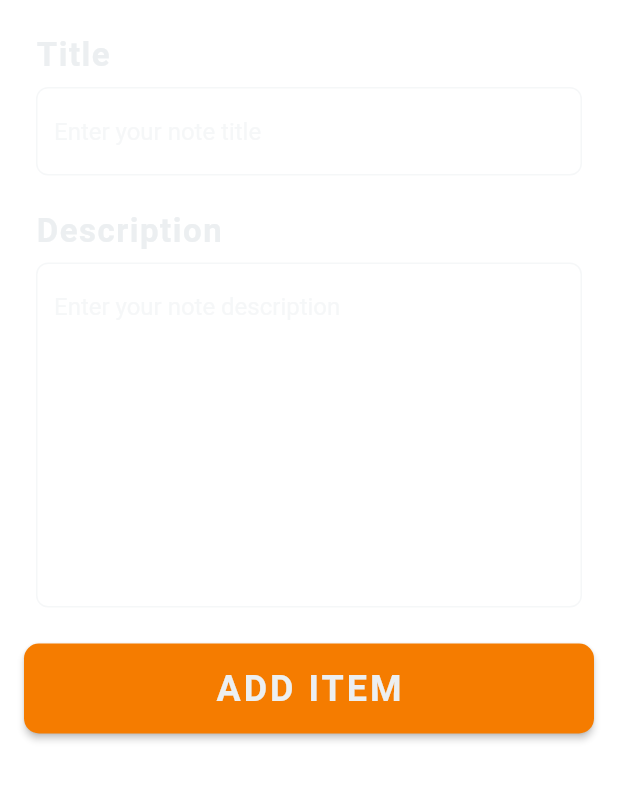
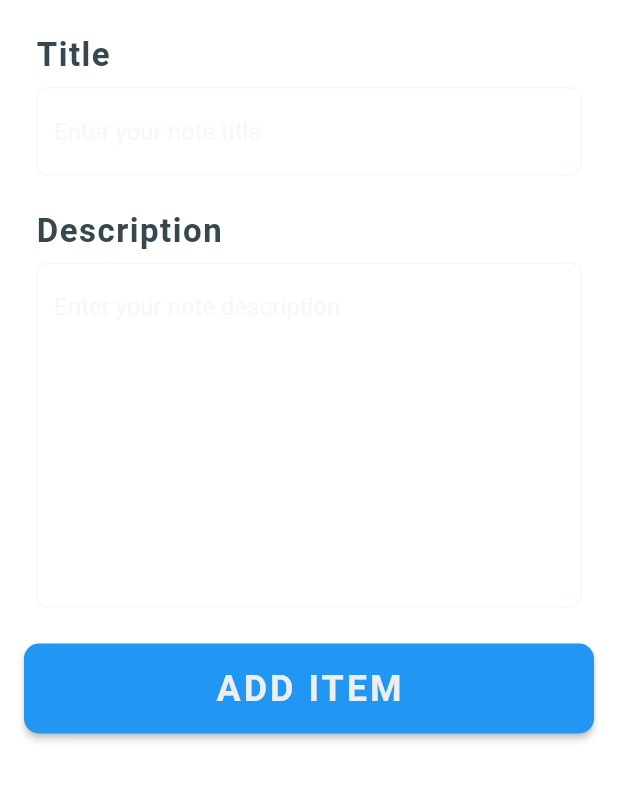
Before and after one commit to Harryalways317/note_keeper, a Flutter app: the AddScreen screen opened directly, on a phone screen of 412 x 824 dp, the part 84-886 px from its top. Run offline on Flutter 3.47's test engine with Material 2 defaults, Android fonts, the phone set to English and light mode, and no system bars; our stand-ins replace cloud_firestore, firebase_core; accounts and stored records are empty.

```diff
--- a/lib/widgets/add_item_form.dart
+++ b/lib/widgets/add_item_form.dart
@@ -45,7 +45,7 @@ class _AddItemFormState extends State<AddItemForm> {
                 Text(
                   'Title',
                   style: TextStyle(
-                    color: CustomColors.firebaseGrey,
+                    color: Colors.blueGrey[800],
                     fontSize: 22.0,
                     letterSpacing: 1,
                     fontWeight: FontWeight.bold,
@@ -68,7 +68,7 @@ class _AddItemFormState extends State<AddItemForm> {
                 Text(
                   'Description',
                   style: TextStyle(
-                    color: CustomColors.firebaseGrey,
+                    color: Colors.blueGrey[800],
                     fontSize: 22.0,
                     letterSpacing: 1,
                     fontWeight: FontWeight.bold,
@@ -105,7 +105,7 @@ class _AddItemFormState extends State<AddItemForm> {
                   child: ElevatedButton(
                     style: ButtonStyle(
                       backgroundColor: MaterialStateProperty.all(
-                        CustomColors.firebaseOrange,
+                        Colors.blue,
                       ),
                       shape: MaterialStateProperty.all(
                         RoundedRectangleBorder(
```
